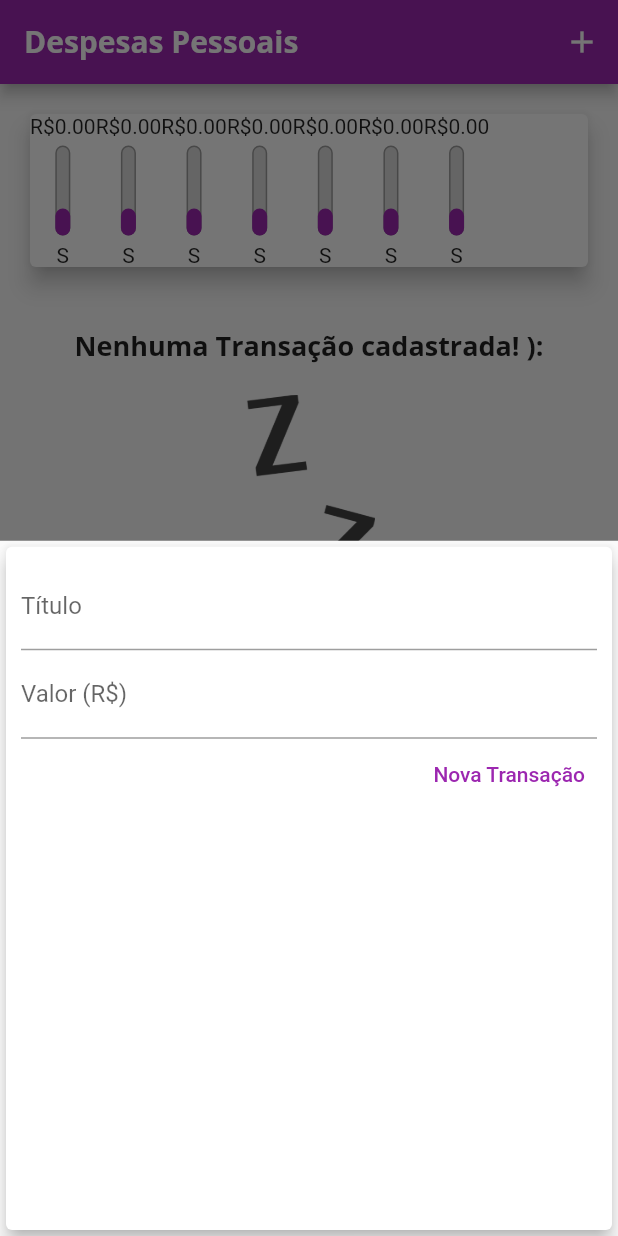
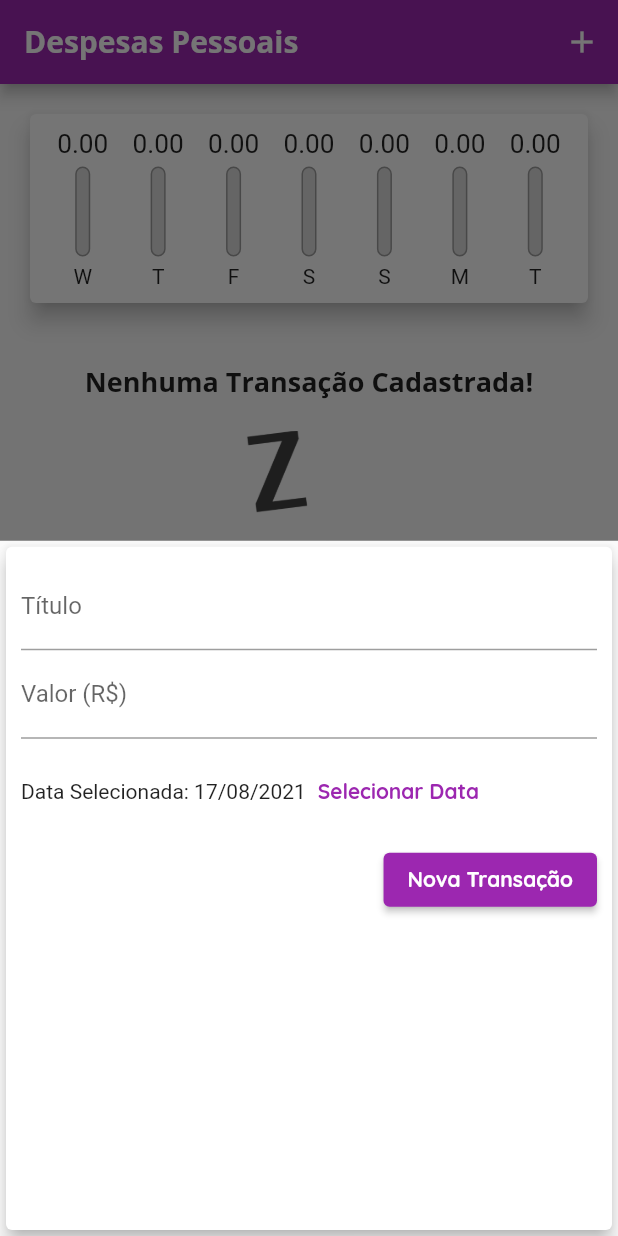
Before and after one commit to Savio2552/Despesas-Pessoais, a Flutter app: the screen it shows after launch, after a tap on the "add" icon, on a phone screen of 412 x 824 dp. Run offline on Flutter 3.47's test engine with Material 2 defaults, Android fonts, the phone set to English and light mode, and no system bars.

```diff
--- a/app01/lib/components/chart.dart
+++ b/app01/lib/components/chart.dart
@@ -4,50 +4,64 @@ import '../models/transaction.dart';
 import 'chart_bar.dart';
 
 class Chart extends StatelessWidget {
-  final List <Transaction> recentTransaction;
+  final List<Transaction> recentTransaction;
 
-  Chart (this.recentTransaction);
+  Chart(this.recentTransaction);
 
-  List<Map<String, Object>> get groupedTransactions{
+  List<Map<String, Object>> get groupedTransactions {
     return List.generate(7, (index) {
       final weekDay = DateTime.now().subtract(
-        Duration(days:3),
+        Duration(days: index),
       );
 
       double totalSum = 0.0;
 
-      for(var i = 0; i < recentTransaction.length; i++ ){
+      for (var i = 0; i < recentTransaction.length; i++) {
         bool sameDay = recentTransaction[i].date.day == weekDay.day;
         bool sameMonth = recentTransaction[i].date.month == weekDay.month;
         bool sameYear = recentTransaction[i].date.year == weekDay.year;
 
-       if(sameDay && sameMonth && sameYear){
+        if (sameDay && sameMonth && sameYear) {
           totalSum += recentTransaction[i].value;
         }
       }
 
-
-
       return {
         'day': DateFormat.E().format(weekDay)[0],
-       'value':totalSum};
+        'value': totalSum,
+      };
+    }).reversed.toList();
+  }
+
+  double get _weekTotalValue {
+    return groupedTransactions.fold(0.0, (sum, tr) {
+      return sum + (tr['value'] as double);
     });
   }
+
   @override
   Widget build(BuildContext context) {
     return Card(
       elevation: 6,
       margin: EdgeInsets.all(20),
+      child: Padding(
+        padding: const EdgeInsets.all(10),
         child: Row(
+          mainAxisAlignment: MainAxisAlignment.spaceAround,
           children: groupedTransactions.map((tr) {
-          return ChartBar(
+            return Flexible(
+              fit: FlexFit.tight,
+              child: ChartBar(
                 label: tr['day'].toString(),
                 value: tr['value'] as double,
-            percentage: 0.3,
+                percentage: _weekTotalValue == 0
+                    ? 0
+                    : (tr['value'] as double) / _weekTotalValue,
+              ),
             );
           }).toList(),
         ),
-
+      ),
     );
   }
 }
--- a/app01/lib/components/chart_bar.dart
+++ b/app01/lib/components/chart_bar.dart
@@ -15,7 +15,14 @@ class ChartBar extends StatelessWidget {
   Widget build(BuildContext context) {
     return Column(
       children: <Widget>[
-        Text('R\$${value?.toStringAsFixed(2)}'),
+        Container(
+          height: 20,
+          child: FittedBox(
+            child: Text(
+              '${value?.toStringAsFixed(2)}',
+            ),
+          ),
+        ),
         SizedBox(height: 5),
         Container(
           height: 60,
--- a/app01/lib/components/transaction_form.dart
+++ b/app01/lib/components/transaction_form.dart
@@ -1,7 +1,8 @@
 import 'package:flutter/material.dart';
+import 'package:intl/intl.dart';
 
 class TransactionForm extends StatefulWidget {
-  final void Function(String, double) onSubmit;
+  final void Function(String, double, DateTime) onSubmit;
 
   TransactionForm(this.onSubmit);
 
@@ -10,19 +11,35 @@ class TransactionForm extends StatefulWidget {
 }
 
 class _TransactionFormState extends State<TransactionForm> {
-  final titleController = TextEditingController();
-
-  final valueController = TextEditingController();
+  final _titleController = TextEditingController();
+  final _valueController = TextEditingController();
+  DateTime _selectedDate = DateTime.now();
 
   _submitForm() {
-    final title = titleController.text;
-    final value = double.tryParse(valueController.text) ?? 0.0;
+    final title = _titleController.text;
+    final value = double.tryParse(_valueController.text) ?? 0.0;
 
-    if (title.isEmpty || value <= 0) {
+    if (title.isEmpty || value <= 0 || _selectedDate == null) {
       return;
     }
 
-    widget.onSubmit(title, value);
+    widget.onSubmit(title, value, _selectedDate);
+  }
+
+  _showDatePicker() {
+    showDatePicker(
+      context: context,
+      initialDate: DateTime.now(),
+      firstDate: DateTime(2019),
+      lastDate: DateTime.now(),
+    ).then((pickedDate) {
+      if (pickedDate == null) {
+        return;
+      }
+      setState(() {
+        _selectedDate = pickedDate;
+      });
+    });
   }
 
   @override
@@ -34,27 +51,50 @@ class _TransactionFormState extends State<TransactionForm> {
         child: Column(
           children: <Widget>[
             TextField(
-              controller: titleController,
+              controller: _titleController,
               onSubmitted: (_) => _submitForm,
               decoration: InputDecoration(
                 labelText: 'Título',
               ),
             ),
             TextField(
-              controller: valueController,
+              controller: _valueController,
               keyboardType: TextInputType.numberWithOptions(decimal: true),
               onSubmitted: (_) => _submitForm,
               decoration: InputDecoration(
                 labelText: 'Valor (R\$)',
               ),
             ),
+            Container(
+              height: 70,
+              child: Row(
+                children: <Widget>[
+                  Text(
+                    _selectedDate == null
+                        ? 'Nenhuma data selecionada!'
+                        : 'Data Selecionada: ${DateFormat('dd/MM/y').format(_selectedDate)}',
+                  ),
+                  TextButton(
+                    child: Text(
+                      'Selecionar Data',
+                      style: TextStyle(
+                        fontWeight: FontWeight.bold,
+                      ),
+                    ),
+                    onPressed: _showDatePicker,
+                  )
+                ],
+              ),
+            ),
             Row(
               mainAxisAlignment: MainAxisAlignment.end,
               children: <Widget>[
-                TextButton(
+                ElevatedButton(
                   child: Text(
                     'Nova Transação',
-                    style: TextStyle(color: Colors.purple),
+                    style: TextStyle(
+                      color: Theme.of(context).textTheme.button?.color,
+                    ),
                   ),
                   onPressed: _submitForm,
                 )
--- a/app01/lib/components/transaction_list.dart
+++ b/app01/lib/components/transaction_list.dart
@@ -1,78 +1,70 @@
-import 'package:app01/models/transaction.dart';
 import 'package:flutter/material.dart';
 import '../models/transaction.dart';
 import 'package:intl/intl.dart';
+
 class TransactionList extends StatelessWidget {
+  final List<Transaction> transactions;
+  final void Function(String) onRemove;
 
-  final List<Transaction> transactions;
-
-  TransactionList(this.transactions);
+  TransactionList(this.transactions, this.onRemove);
 
   @override
   Widget build(BuildContext context) {
-    return  Container(
-      height: 300,
-      child: transactions.isEmpty ? Column(
+    return Container(
+      height: 430,
+      child: transactions.isEmpty
+          ? Column(
               children: <Widget>[
                 SizedBox(height: 20),
                 Text(
-            'Nenhuma Transação cadastrada! ):',
+                  'Nenhuma Transação Cadastrada!',
                   style: Theme.of(context).textTheme.headline6,
                 ),
                 SizedBox(height: 20),
                 Container(
                   height: 200,
-            child: Image.asset('assets/images/waiting.png',
+                  child: Image.asset(
+                    'assets/images/waiting.png',
                     fit: BoxFit.cover,
                   ),
+                ),
+              ],
             )
-        ],
-      ) : ListView.builder(
+          : ListView.builder(
               itemCount: transactions.length,
-        itemBuilder: (ctx, index)
-        {
+              itemBuilder: (ctx, index) {
                 final tr = transactions[index];
                 return Card(
-                 child: Row(
-                   children: <Widget>[
-                     Container(
+                  elevation: 5,
                   margin: EdgeInsets.symmetric(
-                         horizontal: 15,
-                         vertical: 10
+                    vertical: 8,
+                    horizontal: 5,
                   ),
-                       decoration: BoxDecoration(
-                         border: Border.all(
-                           color: Theme.of(context).primaryColor,
-                           width: 2,
-                            )
-                       ),
-                       padding: EdgeInsets.all(10),
-                       child: Text(
-                         'R\$ ${ tr.value.toStringAsFixed(2)}',
-                         style: TextStyle(
-                           fontWeight: FontWeight.bold,
-                           color: Theme.of(context).primaryColor,
-                           fontSize: 20,
+                  child: ListTile(
+                    leading: CircleAvatar(
+                      radius: 30,
+                      child: Padding(
+                        padding: const EdgeInsets.all(6),
+                        child: FittedBox(
+                          child: Text('R\$${tr.value}'),
                         ),
                       ),
                     ),
-                     Column(
-                       crossAxisAlignment: CrossAxisAlignment.start,
-                       children: <Widget>[
-                         Text(tr.title,
+                    title: Text(
+                      tr.title,
                       style: Theme.of(context).textTheme.headline6,
                     ),
-                         Text(
+                    subtitle: Text(
                       DateFormat('d MMM y').format(tr.date),
-                         style: TextStyle(
-                           color: Colors.grey,
-                           ),),
-                       ],
-                     )
-                   ],
-                 )
+                    ),
+                    trailing: IconButton(
+                      icon: Icon(Icons.delete),
+                      color: Theme.of(context).errorColor,
+                      onPressed: () => onRemove(tr.id),
+                    ),
+                  ),
                 );
-        }
+              },
             ),
     );
   }
--- a/app01/lib/main.dart
+++ b/app01/lib/main.dart
@@ -22,6 +22,10 @@ class ExpensesApp extends StatelessWidget {
               headline6: TextStyle(
                 fontFamily: 'OpenSans',
                 fontSize: 18,
+                fontWeight: FontWeight.bold,
+              ),
+              button: TextStyle(
+                color: Colors.white,
                 fontWeight: FontWeight.bold,
               ),
             ),
@@ -64,6 +68,18 @@ class _MyHomePageState extends State<MyHomePage> {
     //   value: 211.30,
     //   date: DateTime.now().subtract(Duration(days: 4)),
     // ),
+    // Transaction(
+    //   id: 't3',
+    //   title: 'Cartão de Crédito',
+    //   value: 100211.30,
+    //   date: DateTime.now(),
+    // ),
+    // Transaction(
+    //   id: 't4',
+    //   title: 'Lanche',
+    //   value: 11.30,
+    //   date: DateTime.now(),
+    // ),
   ];
 
   List<Transaction> get _recentTransactions {
@@ -74,12 +90,12 @@ class _MyHomePageState extends State<MyHomePage> {
     }).toList();
   }
 
-  _addTransaction(String title, double value) {
+  _addTransaction(String title, double value, DateTime date) {
     final newTransaction = Transaction(
       id: Random().nextDouble().toString(),
       title: title,
       value: value,
-      date: DateTime.now(),
+      date: date,
     );
 
     setState(() {
@@ -87,6 +103,12 @@ class _MyHomePageState extends State<MyHomePage> {
     });
 
     Navigator.of(context).pop();
+  }
+
+  _deleteTransaction(String id) {
+    setState(() {
+      _transactions.removeWhere((tr) => tr.id == id);
+    });
   }
 
   _openTransactionFormModal(BuildContext context) {
@@ -115,7 +137,7 @@ class _MyHomePageState extends State<MyHomePage> {
           crossAxisAlignment: CrossAxisAlignment.stretch,
           children: <Widget>[
             Chart(_recentTransactions),
-            TransactionList(_transactions),
+            TransactionList(_transactions, _deleteTransaction),
           ],
         ),
       ),
```
Also changed, not shown: app01/lib/models/transaction.dart (+6 -6 lines). Lines whose indentation alone changed are shown as unchanged.
